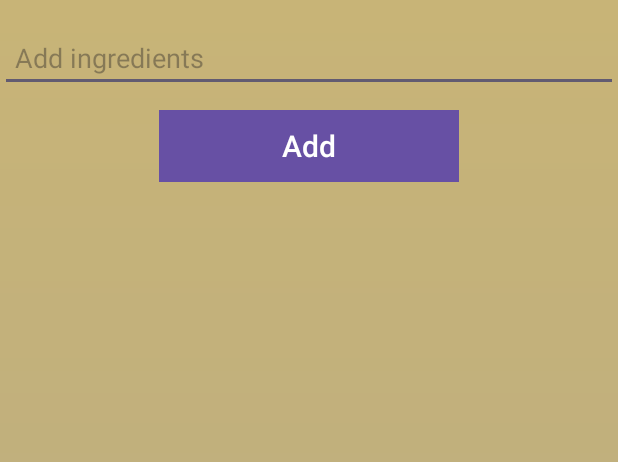
After one commit to ShaharGoldberger/MyChefDiaries, an Android app: the layout shopping_cart.xml on its own in the app's theme, with its tools: preview values and no code run, on a phone screen of 412 x 824 dp. The commit adds this screen. Shown: the top 462 px of the screen. Run offline under Robolectric (Android 15) with nearby library versions, the phone set to English and light mode, and no system bars.

Commit message:
added shopping list fregmaent

```diff
--- a/app/src/main/java/com/example/mychefdiaries/Adapters/RecipeAdapter.java
+++ b/app/src/main/java/com/example/mychefdiaries/Adapters/RecipeAdapter.java
@@ -66,7 +66,6 @@ public class RecipeAdapter extends RecyclerView.Adapter<RecipeAdapter.RecipeView
 
     @Override
     public int getItemCount() {
-        //returning the size of the arrayList
         return recipesArray.size();
     }
 
--- a/app/src/main/java/com/example/mychefdiaries/Model/ShoppingCart.java
+++ /dev/null
@@ -1,4 +0,0 @@
-package com.example.mychefdiaries.Model;
-
-public class ShoppingCart {
-}
--- a/app/src/main/java/com/example/mychefdiaries/fragments/FeedFragment.java
+++ b/app/src/main/java/com/example/mychefdiaries/fragments/FeedFragment.java
@@ -28,12 +28,7 @@ import com.google.firebase.firestore.QuerySnapshot;
 import java.util.ArrayList;
 import java.util.function.Consumer;
 
-/**
- * A simple {@link Fragment} subclass.
- * create an instance of this fragment.
- */
 public class FeedFragment extends Fragment {
-
 
     private RecipeAdapter adapter;
     private ArrayList<Recipe> recipeArrayList = new ArrayList<>();
--- /dev/null
+++ b/app/src/main/res/layout/shopping_cart.xml
@@ -0,0 +1,39 @@
+<?xml version="1.0" encoding="utf-8"?>
+<LinearLayout xmlns:android="http://schemas.android.com/apk/res/android"
+    xmlns:tools="http://schemas.android.com/tools"
+    android:layout_width="match_parent"
+    android:layout_height="match_parent"
+    android:background="@drawable/splasha_activity_background"
+    android:orientation="vertical"
+    tools:context=".fragments.CartFragment">
+
+    <EditText
+        android:id="@+id/ingredientInputText"
+        android:layout_width="match_parent"
+        android:layout_height="wrap_content"
+        android:layout_marginTop="16dp"
+        android:ems="10"
+        android:hint="Add ingredients"
+        android:inputType="textMultiLine"
+        android:paddingLeft="10dp"
+        android:textColor="#000000" />
+
+    <Button
+        android:id="@+id/addIngredientToListBtn"
+        android:layout_width="200dp"
+        android:layout_height="wrap_content"
+        android:layout_gravity="center"
+        android:layout_marginTop="12dp"
+        android:background="@drawable/splasha_activity_background"
+        android:text="Add"
+        android:textAllCaps="false"
+        android:textColor="@color/white"
+        android:textSize="20sp" />
+
+    <ListView
+        android:id="@+id/ingredientsListView"
+        android:layout_width="match_parent"
+        android:layout_height="match_parent"
+        android:choiceMode="multipleChoice" />
+
+</LinearLayout>
--- a/app/src/main/res/menu/menu.xml
+++ b/app/src/main/res/menu/menu.xml
@@ -12,4 +12,8 @@
     <item android:id="@+id/profile"
         android:title="@string/profile"
         android:icon="@drawable/profile_24"/>
+
+    <item android:id="@+id/shopping_cart"
+        android:title="@string/profile"
+        android:icon="@drawable/icon"/>
 </menu>
```
Also changed, not shown: app/src/main/java/com/example/mychefdiaries/DataBaseManager.java (+2 -15 lines), app/src/main/java/com/example/mychefdiaries/Model/MainActivity.java (+7 -0 lines), app/src/main/java/com/example/mychefdiaries/fragments/CartFragment.java (added, +150 -0 lines), app/src/main/java/com/example/mychefdiaries/fragments/FavoritesFragment.java (+40 -21 lines), app/src/main/res/layout/fragment_favorites.xml (+3 -4 lines).
